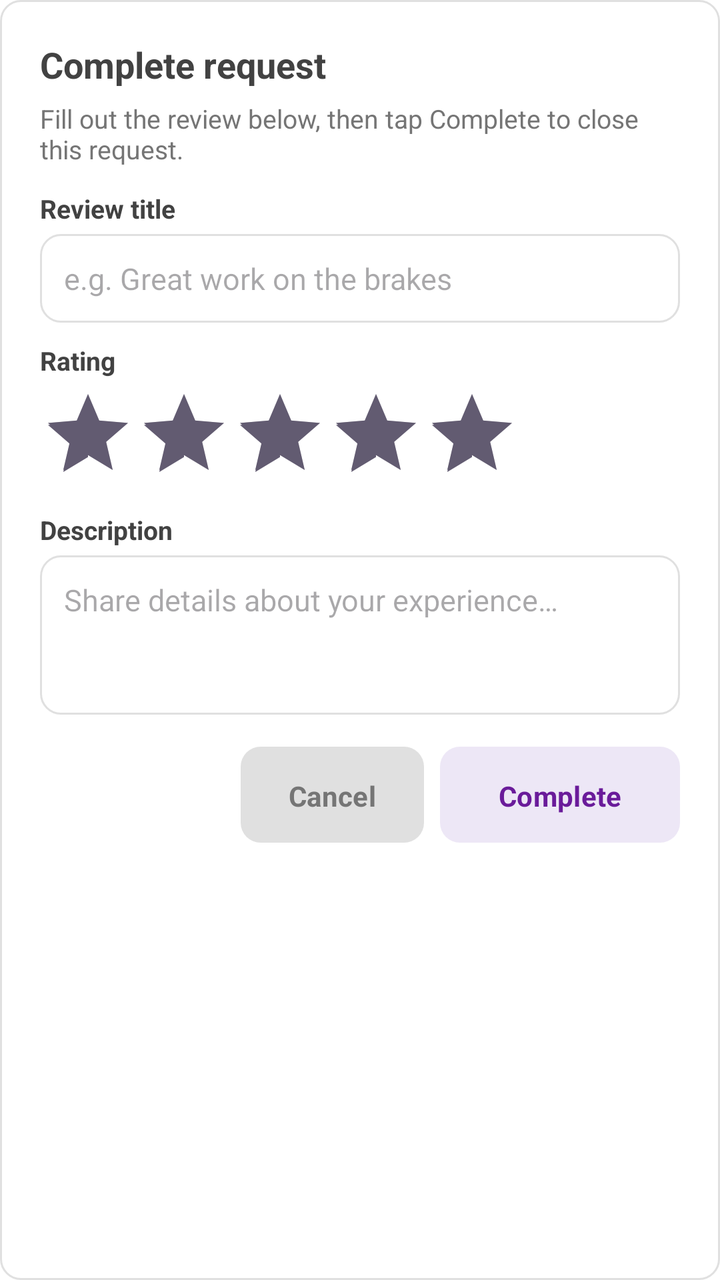
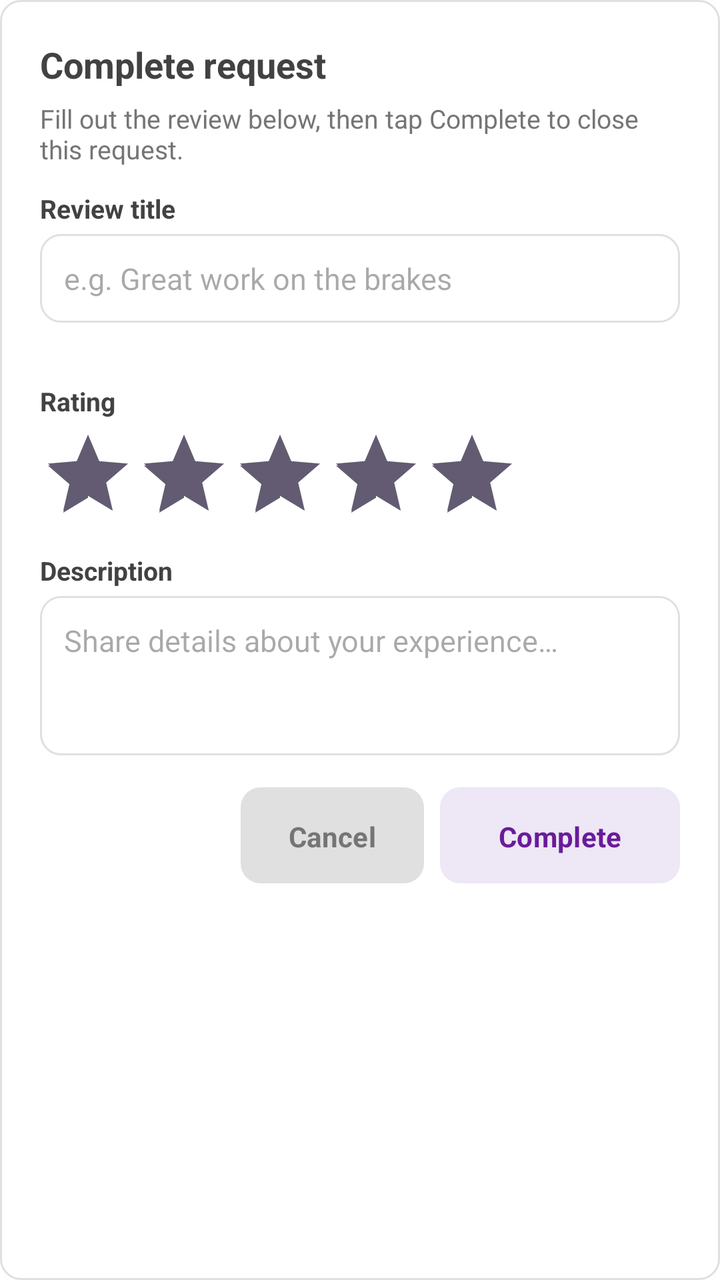

Compare the two renders of this Android layout. The source of the first and the diff that turns it into the second are given below.
<!-- AndroidManifest.xml: application theme Theme.G08 -->
<!-- res/layout/dialog_complete_request_review.xml -->
<?xml version="1.0" encoding="utf-8"?>
<ScrollView xmlns:android="http://schemas.android.com/apk/res/android"
    xmlns:app="http://schemas.android.com/apk/res-auto"
    android:layout_width="match_parent"
    android:layout_height="wrap_content"
    android:fillViewport="true">

    <LinearLayout
        android:layout_width="match_parent"
        android:layout_height="wrap_content"
        android:orientation="vertical"
        android:padding="20dp"
        android:background="@drawable/edittext_bordered">

        <TextView
            android:layout_width="match_parent"
            android:layout_height="wrap_content"
            android:text="@string/complete_review_title"
            android:textColor="@color/main_netural_color"
            android:textSize="18sp"
            android:textStyle="bold" />

        <TextView
            android:layout_width="match_parent"
            android:layout_height="wrap_content"
            android:layout_marginTop="6dp"
            android:text="@string/complete_review_subtitle"
            android:textColor="@color/grey"
            android:textSize="13sp" />

        <TextView
            android:layout_width="match_parent"
            android:layout_height="wrap_content"
            android:layout_marginTop="12dp"
            android:text="@string/complete_review_field_title"
            android:textColor="@color/main_netural_color"
            android:textSize="13sp"
            android:textStyle="bold" />

        <EditText
            android:id="@+id/completeReviewTitleInput"
            android:layout_width="match_parent"
            android:layout_height="wrap_content"
            android:layout_marginTop="4dp"
            android:hint="@string/complete_review_title_hint"
            android:inputType="textCapSentences"
            android:maxLines="2"
            android:textSize="15sp" />

        <TextView
            android:layout_width="match_parent"
            android:layout_height="wrap_content"
            android:layout_marginTop="10dp"
            android:text="@string/complete_review_field_stars"
            android:textColor="@color/main_netural_color"
            android:textSize="13sp"
            android:textStyle="bold" />

        <RatingBar
            android:id="@+id/completeReviewRating"
            style="?android:attr/ratingBarStyle"
            android:layout_width="wrap_content"
            android:layout_height="wrap_content"
            android:layout_marginTop="4dp"
            android:numStars="5"
            android:rating="5"
            android:stepSize="1" />

        <TextView
            android:layout_width="match_parent"
            android:layout_height="wrap_content"
            android:layout_marginTop="6dp"
            android:text="@string/complete_review_field_description"
            android:textColor="@color/main_netural_color"
            android:textSize="13sp"
            android:textStyle="bold" />

        <EditText
            android:id="@+id/completeReviewBodyInput"
            android:layout_width="match_parent"
            android:layout_height="wrap_content"
            android:layout_marginTop="4dp"
            android:gravity="top"
            android:hint="@string/complete_review_body_hint"
            android:inputType="textCapSentences|textMultiLine"
            android:minLines="3"
            android:textSize="15sp" />

        <LinearLayout
            android:layout_width="match_parent"
            android:layout_height="wrap_content"
            android:layout_marginTop="16dp"
            android:gravity="end"
            android:orientation="horizontal">

            <Button
                android:id="@+id/completeReviewCancelButton"
                android:layout_width="wrap_content"
                android:layout_height="48dp"
                android:layout_marginEnd="8dp"
                android:text="@string/complete_review_cancel"
                android:textColor="@color/grey"
                android:textSize="14sp"
                android:textStyle="bold"
                android:insetTop="0dp"
                android:insetBottom="0dp"
                app:backgroundTint="@color/input_border_light_grey"
                app:cornerRadius="10dp" />

            <Button
                android:id="@+id/completeReviewSubmitButton"
                android:layout_width="wrap_content"
                android:layout_height="48dp"
                android:minWidth="120dp"
                android:text="@string/complete_review_submit"
                android:textColor="@color/light_purple_text"
                android:textSize="14sp"
                android:textStyle="bold"
                android:insetTop="0dp"
                android:insetBottom="0dp"
                app:backgroundTint="@color/light_purple"
                app:cornerRadius="10dp" />
        </LinearLayout>
    </LinearLayout>
</ScrollView>
<!-- resources referenced by this layout -->
<resources>
  <color name="grey">#757575</color>
  <color name="input_border_light_grey">#E0E0E0</color>
  <color name="light_purple">#EDE7F6</color>
  <color name="light_purple_text">#6A1B9A</color>
  <color name="main_netural_color">#424242</color>
  <!-- drawable edittext_bordered (drawable) -->
  <?xml version="1.0" encoding="utf-8"?>
  <shape xmlns:android="http://schemas.android.com/apk/res/android"
      android:shape="rectangle">
      <solid android:color="@color/white" />
      <stroke
          android:width="1dp"
          android:color="@color/input_border_light_grey" />
      <corners android:radius="10dp" />
  </shape>
  <string name="complete_review_body_hint">Share details about your experience…</string>
  <string name="complete_review_cancel">Cancel</string>
  <string name="complete_review_field_description">Description</string>
  <string name="complete_review_field_stars">Rating</string>
  <string name="complete_review_field_title">Review title</string>
  <string name="complete_review_submit">Complete</string>
  <string name="complete_review_subtitle">Fill out the review below, then tap Complete to close this request.</string>
  <string name="complete_review_title">Complete request</string>
  <string name="complete_review_title_hint">e.g. Great work on the brakes</string>
  <style name="Theme.G08" parent="Base.Theme.G08" />
  <color name="white">#FFFFFFFF</color>
  <style name="Base.Theme.G08" parent="Theme.Material3.DayNight.NoActionBar">
          
          
          <item name="android:windowBackground">@color/cardview_light_background</item>
          <item name="android:fontFamily">sans-serif</item>
          <item name="materialButtonStyle">@style/Widget.G08.Button</item>
          <item name="editTextStyle">@style/Widget.G08.EditText</item>
      </style>
  <style name="Widget.G08.Button" parent="Widget.Material3.Button">
          <item name="cornerRadius">@dimen/button_corner_radius</item>
          <item name="android:paddingTop">@dimen/button_vertical_padding</item>
          <item name="android:paddingBottom">@dimen/button_vertical_padding</item>
          <item name="android:textStyle">bold</item>
          <item name="android:layout_marginTop">@dimen/button_vertical_margin</item>
          <item name="android:layout_marginBottom">@dimen/button_vertical_margin</item>
      </style>
  <style name="Widget.G08.EditText" parent="Widget.AppCompat.EditText">
          <item name="android:background">@drawable/edittext_bordered</item>
          <item name="android:padding">12dp</item>
      </style>
  <dimen name="button_corner_radius">10dp</dimen>
  <dimen name="button_vertical_padding">15dp</dimen>
  <dimen name="button_vertical_margin">10dp</dimen>
</resources>

<!-- the commit's change to res/layout/dialog_complete_request_review.xml (unified diff, before → after) -->
@@ -44,8 +44,17 @@
             android:layout_marginTop="4dp"
             android:hint="@string/complete_review_title_hint"
             android:inputType="textCapSentences"
+            android:maxLength="50"
             android:maxLines="2"
             android:textSize="15sp" />
+
+        <TextView
+            android:id="@+id/completeReviewTitleCharCounter"
+            android:layout_width="match_parent"
+            android:layout_height="wrap_content"
+            android:layout_marginTop="4dp"
+            android:textColor="@color/grey"
+            android:textSize="12sp" />
 
         <TextView
             android:layout_width="match_parent"
